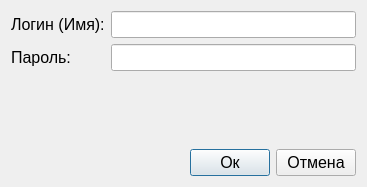
This is dialog_login.ui in PanchukDima/patientbd-code as Qt 5 draws it before an edit. The edited form follows.
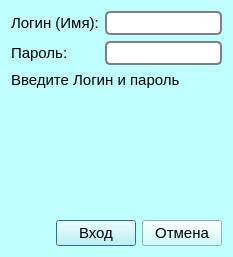
This is the edited form. Icons and pictures are not drawn.

```diff
--- a/dialog_login.ui
+++ b/dialog_login.ui
@@ -6,8 +6,8 @@
    <rect>
     <x>0</x>
     <y>0</y>
-    <width>367</width>
-    <height>187</height>
+    <width>233</width>
+    <height>257</height>
    </rect>
   </property>
   <property name="font">
@@ -22,6 +22,9 @@
    <iconset resource="images.qrc">
     <normaloff>:/icon/png/images/NZT.png</normaloff>:/icon/png/images/NZT.png</iconset>
   </property>
+  <property name="styleSheet">
+   <string notr="true">background:rgb(190, 255, 253)</string>
+  </property>
   <property name="inputMethodHints">
    <set>Qt::ImhNone</set>
   </property>
@@ -30,6 +33,14 @@
     <layout class="QFormLayout" name="formLayout">
      <item row="0" column="0">
       <widget class="QLabel" name="label">
+       <property name="font">
+        <font>
+         <pointsize>11</pointsize>
+        </font>
+       </property>
+       <property name="styleSheet">
+        <string notr="true"/>
+       </property>
        <property name="text">
         <string>Логин (Имя):</string>
        </property>
@@ -37,16 +48,31 @@
      </item>
      <item row="0" column="1">
       <widget class="QLineEdit" name="lineEdit_login">
+       <property name="font">
+        <font>
+         <pointsize>11</pointsize>
+        </font>
+       </property>
        <property name="toolTip">
         <string>&lt;html&gt;&lt;head/&gt;&lt;body&gt;&lt;p&gt;Имя пользователя программы&lt;/p&gt;&lt;/body&gt;&lt;/html&gt;</string>
        </property>
        <property name="whatsThis">
         <string>&lt;html&gt;&lt;head/&gt;&lt;body&gt;&lt;p&gt;&lt;span style=&quot; font-family:'sans-serif'; font-size:14px; color:#252525; background-color:#ffffff;&quot;&gt;имя (идентификатор) &lt;/span&gt;&lt;a href=&quot;https://ru.wikipedia.org/wiki/%D0%A3%D1%87%D1%91%D1%82%D0%BD%D0%B0%D1%8F_%D0%B7%D0%B0%D0%BF%D0%B8%D1%81%D1%8C&quot;&gt;&lt;span style=&quot; font-family:'sans-serif'; font-size:14px; color:#0b0080; background-color:#ffffff;&quot;&gt;учётной записи&lt;/span&gt;&lt;/a&gt;&lt;span style=&quot; font-family:'sans-serif'; font-size:14px; color:#252525; background-color:#ffffff;&quot;&gt; пользователя в компьютерной системе. Может представлять собой как подлинные фамилию и имя или инициалы пользователя (в системах официального электронного документооборота), так и псевдоним (англ. &lt;/span&gt;&lt;span style=&quot; font-family:'sans-serif'; font-size:14px; font-style:italic; color:#252525; background-color:#ffffff;&quot;&gt;nickname, никнейм&lt;/span&gt;&lt;span style=&quot; font-family:'sans-serif'; font-size:14px; color:#252525; background-color:#ffffff;&quot;&gt; &amp;quot;прозвище&amp;quot;) в неформальной Интернет-коммуникации.&lt;/span&gt;&lt;/p&gt;&lt;/body&gt;&lt;/html&gt;</string>
        </property>
+       <property name="styleSheet">
+        <string notr="true">border: 2px solid gray;
+border-radius: 5px;
+background:white;</string>
+       </property>
       </widget>
      </item>
      <item row="1" column="0">
       <widget class="QLabel" name="label_2">
+       <property name="font">
+        <font>
+         <pointsize>11</pointsize>
+        </font>
+       </property>
        <property name="text">
         <string>Пароль:</string>
        </property>
@@ -54,9 +80,19 @@
      </item>
      <item row="1" column="1">
       <widget class="QLineEdit" name="lineEdit_password">
+       <property name="font">
+        <font>
+         <pointsize>11</pointsize>
+        </font>
+       </property>
        <property name="toolTip">
         <string>&lt;html&gt;&lt;head/&gt;&lt;body&gt;&lt;p&gt;Ваш пароль от программы&lt;/p&gt;&lt;/body&gt;&lt;/html&gt;</string>
        </property>
+       <property name="styleSheet">
+        <string notr="true">border: 2px solid gray;
+border-radius: 5px;
+background:white;</string>
+       </property>
        <property name="inputMethodHints">
         <set>Qt::ImhHiddenText|Qt::ImhNoAutoUppercase|Qt::ImhNoPredictiveText|Qt::ImhSensitiveData</set>
        </property>
@@ -69,11 +105,29 @@
    </item>
    <item>
     <widget class="QLabel" name="label_3">
+     <property name="font">
+      <font>
+       <pointsize>11</pointsize>
+      </font>
+     </property>
      <property name="text">
-      <string/>
+      <string>Введите Логин и пароль</string>
      </property>
     </widget>
    </item>
+   <item>
+    <spacer name="verticalSpacer">
+     <property name="orientation">
+      <enum>Qt::Vertical</enum>
+     </property>
+     <property name="sizeHint" stdset="0">
+      <size>
+       <width>20</width>
+       <height>40</height>
+      </size>
+     </property>
+    </spacer>
+   </item>
    <item>
     <layout class="QHBoxLayout" name="horizontalLayout">
      <item>
@@ -91,13 +145,23 @@
      </item>
      <item>
       <widget class="QPushButton" name="pushButton_ok">
+       <property name="font">
+        <font>
+         <pointsize>11</pointsize>
+        </font>
+       </property>
        <property name="text">
-        <string>Ок</string>
+        <string>Вход</string>
        </property>
       </widget>
      </item>
      <item>
       <widget class="QPushButton" name="pushButton_cancel">
+       <property name="font">
+        <font>
+         <pointsize>11</pointsize>
+        </font>
+       </property>
        <property name="text">
         <string>Отмена</string>
        </property>
```
